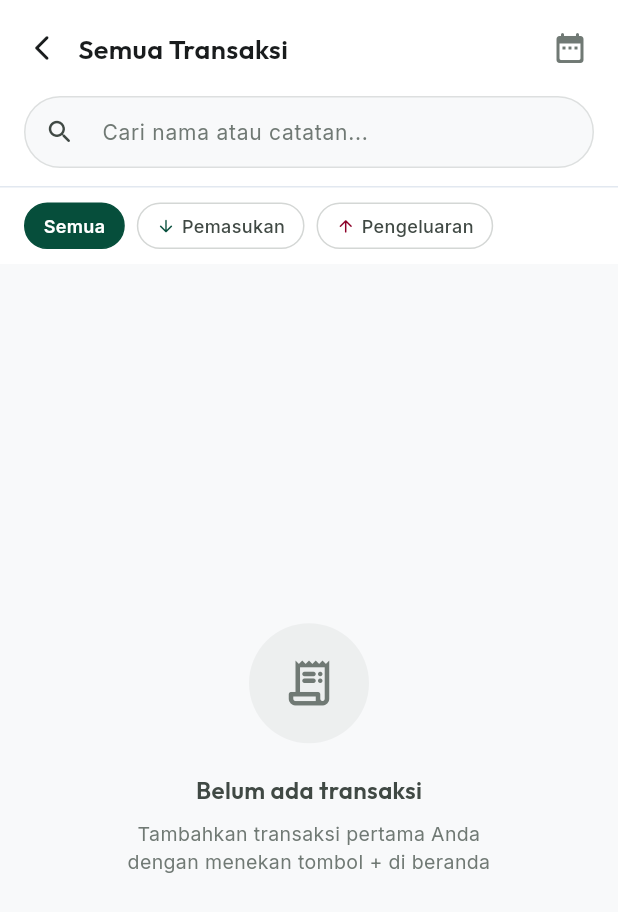
After one commit to assidiqi-git/Mobile-Radar-Saku, a Flutter app: the AllTransactionsScreen screen opened by its route, on a phone screen of 412 x 824 dp. The commit adds this screen. Shown: the top 912 px of the screen. Run offline on Flutter 3.47's test engine with Material 3 defaults, Android fonts, the phone set to English and light mode, and no system bars; our stand-ins replace connectivity_plus, flutter_dotenv, google_fonts, shared_preferences, sqflite; missing offline and left inert: ulid; accounts and stored records are empty.

Commit message:
feat: penambahan screen all transaction

```diff
--- a/lib/core/app_router.dart
+++ b/lib/core/app_router.dart
@@ -7,6 +7,7 @@ import '../screens/auth/register_screen.dart';
 import '../screens/dashboard/dashboard_screen.dart';
 import '../screens/profile/profile_sync_screen.dart';
 import '../screens/transaction/add_transaction_screen.dart';
+import '../screens/transaction/all_transactions_screen.dart';
 import '../screens/transfer/transfer_screen.dart';
 import '../screens/wallet/wallets_screen.dart';
 
@@ -16,6 +17,7 @@ class AppRouter {
   static const String register = '/register';
   static const String dashboard = '/dashboard';
   static const String addTransaction = '/add-transaction';
+  static const String allTransactions = '/all-transactions';
   static const String wallets = '/wallets';
   static const String transfer = '/transfer';
   static const String profile = '/profile';
@@ -34,6 +36,8 @@ class AppRouter {
         return _fadeRoute(const DashboardScreen(), settings);
       case addTransaction:
         return _bottomSlideRoute(const AddTransactionScreen(), settings);
+      case allTransactions:
+        return _slideRoute(const AllTransactionsScreen(), settings);
       case wallets:
         return _slideRoute(const WalletsScreen(), settings);
       case transfer:
--- a/lib/providers/transaction_provider.dart
+++ b/lib/providers/transaction_provider.dart
@@ -1,4 +1,4 @@
-import 'package:flutter/foundation.dart';
+import 'package:flutter/material.dart';
 
 import '../core/constants/app_constants.dart';
 import '../core/utils/ulid_generator.dart';
@@ -25,8 +25,7 @@ class TransactionProvider extends ChangeNotifier {
   bool get isLoading => _isLoading;
   String? get errorMessage => _errorMessage;
 
-  List<TransactionModel> get recentTransactions =>
-      transactions.take(20).toList();
+  List<TransactionModel> get recentTransactions => transactions.take(5).toList();
 
   void updateAuth(AuthProvider auth) {
     if (auth.isAuthenticated) {
@@ -46,6 +45,7 @@ class TransactionProvider extends ChangeNotifier {
       loadTransactionTypes(),
     ]);
   }
+
 
   Future<void> loadTransactions() async {
     _isLoading = true;
@@ -240,4 +240,49 @@ class TransactionProvider extends ChangeNotifier {
         .where((c) => c.transactionType?.action == action)
         .toList();
   }
+
+  /// Filter transactions in-memory from already-loaded SQLite data.
+  /// All parameters are optional — passing null means "no filter for this field".
+  List<TransactionModel> filterTransactions({
+    String? searchText,
+    String? walletId,
+    String? categoryAction,
+    DateTime? startDate,
+    DateTime? endDate,
+  }) {
+    return transactions.where((t) {
+      // 1. Search filter (name or note), case-insensitive
+      if (searchText != null && searchText.isNotEmpty) {
+        final q = searchText.toLowerCase();
+        final nameMatch = t.name.toLowerCase().contains(q);
+        final noteMatch = t.note?.toLowerCase().contains(q) ?? false;
+        if (!nameMatch && !noteMatch) return false;
+      }
+
+      // 2. Wallet filter
+      if (walletId != null && walletId.isNotEmpty) {
+        if (t.walletId != walletId) return false;
+      }
+
+      // 3. Category action filter (addition | deduction | neutral)
+      if (categoryAction != null && categoryAction.isNotEmpty) {
+        final action = t.transactionCategory?.transactionType?.action;
+        if (action != categoryAction) return false;
+      }
+
+      // 4. Date range filter
+      if (startDate != null || endDate != null) {
+        final txDate = DateTime.tryParse(t.createdAt ?? '');
+        if (txDate == null) return false;
+        if (startDate != null && txDate.isBefore(startDate)) return false;
+        if (endDate != null) {
+          // Include the full end day
+          final endOfDay = DateTime(endDate.year, endDate.month, endDate.day, 23, 59, 59);
+          if (txDate.isAfter(endOfDay)) return false;
+        }
+      }
+
+      return true;
+    }).toList();
+  }
 }
--- /dev/null
+++ b/lib/screens/transaction/all_transactions_screen.dart
@@ -0,0 +1,564 @@
+import 'package:flutter/material.dart';
+import 'package:google_fonts/google_fonts.dart';
+import 'package:provider/provider.dart';
+
+import '../../core/constants/app_constants.dart';
+import '../../core/theme/app_theme.dart';
+import '../../core/utils/formatters.dart';
+import '../../models/transaction.dart';
+import '../../providers/transaction_provider.dart';
+import '../../providers/wallet_provider.dart';
+
+class AllTransactionsScreen extends StatefulWidget {
+  const AllTransactionsScreen({super.key});
+
+  @override
+  State<AllTransactionsScreen> createState() => _AllTransactionsScreenState();
+}
+
+class _AllTransactionsScreenState extends State<AllTransactionsScreen> {
+  final _searchController = TextEditingController();
+
+  String _searchText = '';
+  String? _selectedAction; // null = semua, 'addition', 'deduction', 'neutral'
+  String? _selectedWalletId;
+  DateTimeRange? _dateRange;
+
+  @override
+  void dispose() {
+    _searchController.dispose();
+    super.dispose();
+  }
+
+  Future<void> _pickDateRange() async {
+    final picked = await showDateRangePicker(
+      context: context,
+      firstDate: DateTime(2020),
+      lastDate: DateTime.now().add(const Duration(days: 1)),
+      initialDateRange: _dateRange,
+      builder: (ctx, child) => Theme(
+        data: Theme.of(ctx).copyWith(
+          colorScheme: Theme.of(ctx).colorScheme.copyWith(
+                primary: AppTheme.primary,
+              ),
+        ),
+        child: child!,
+      ),
+    );
+    if (picked != null) setState(() => _dateRange = picked);
+  }
+
+  void _clearDateRange() => setState(() => _dateRange = null);
+
+  @override
+  Widget build(BuildContext context) {
+    return Scaffold(
+      backgroundColor: AppTheme.surface,
+      body: SafeArea(
+        child: Column(
+          children: [
+            _buildAppBar(),
+            _buildSearchBar(),
+            _buildFilterChips(),
+            if (_dateRange != null) _buildDateRangeBadge(),
+            Expanded(child: _buildTransactionList()),
+          ],
+        ),
+      ),
+    );
+  }
+
+  // ── App Bar ────────────────────────────────────────────────────────────────
+
+  Widget _buildAppBar() {
+    return Container(
+      color: AppTheme.surfaceContainerLowest,
+      padding: const EdgeInsets.fromLTRB(4, 8, 8, 8),
+      child: Row(
+        children: [
+          IconButton(
+            icon: const Icon(Icons.arrow_back_ios_new_rounded, size: 20),
+            onPressed: () => Navigator.pop(context),
+            color: AppTheme.onSurface,
+          ),
+          Expanded(
+            child: Text(
+              'Semua Transaksi',
+              style: GoogleFonts.outfit(
+                fontSize: 18,
+                fontWeight: FontWeight.w600,
+                color: AppTheme.onSurface,
+              ),
+            ),
+          ),
+          // Date range picker button
+          Stack(
+            children: [
+              IconButton(
+                icon: Icon(
+                  Icons.date_range_rounded,
+                  color: _dateRange != null ? AppTheme.primary : AppTheme.outline,
+                ),
+                onPressed: _pickDateRange,
+                tooltip: 'Pilih rentang tanggal',
+              ),
+              if (_dateRange != null)
+                Positioned(
+                  right: 8,
+                  top: 8,
+                  child: Container(
+                    width: 8,
+                    height: 8,
+                    decoration: const BoxDecoration(
+                      color: AppTheme.primary,
+                      shape: BoxShape.circle,
+                    ),
+                  ),
+                ),
+            ],
+          ),
+        ],
+      ),
+    );
+  }
+
+  // ── Search Bar ─────────────────────────────────────────────────────────────
+
+  Widget _buildSearchBar() {
+    return Container(
+      color: AppTheme.surfaceContainerLowest,
+      padding: const EdgeInsets.fromLTRB(16, 0, 16, 12),
+      child: TextField(
+        controller: _searchController,
+        onChanged: (v) => setState(() => _searchText = v),
+        decoration: InputDecoration(
+          hintText: 'Cari nama atau catatan...',
+          hintStyle: GoogleFonts.inter(
+            fontSize: 14,
+            color: AppTheme.outline,
+          ),
+          prefixIcon: const Icon(Icons.search_rounded, size: 20),
+          suffixIcon: _searchText.isNotEmpty
+              ? IconButton(
+                  icon: const Icon(Icons.close_rounded, size: 18),
+                  onPressed: () {
+                    _searchController.clear();
+                    setState(() => _searchText = '');
+                  },
+                )
+              : null,
+          filled: true,
+          fillColor: AppTheme.surface,
+          border: OutlineInputBorder(
+            borderRadius: BorderRadius.circular(28),
+            borderSide: BorderSide(color: AppTheme.outline.withOpacity(0.3)),
+          ),
+          enabledBorder: OutlineInputBorder(
+            borderRadius: BorderRadius.circular(28),
+            borderSide: BorderSide(color: AppTheme.outline.withOpacity(0.2)),
+          ),
+          focusedBorder: OutlineInputBorder(
+            borderRadius: BorderRadius.circular(28),
+            borderSide: const BorderSide(color: AppTheme.primary, width: 1.5),
+          ),
+          contentPadding:
+              const EdgeInsets.symmetric(horizontal: 16, vertical: 10),
+          isDense: true,
+        ),
+        style: GoogleFonts.inter(fontSize: 14, color: AppTheme.onSurface),
+      ),
+    );
+  }
+
+  // ── Filter Chips ───────────────────────────────────────────────────────────
+
+  Widget _buildFilterChips() {
+    final wallets = context.watch<WalletProvider>().wallets;
+
+    return Container(
+      color: AppTheme.surfaceContainerLowest,
+      child: Column(
+        crossAxisAlignment: CrossAxisAlignment.start,
+        children: [
+          const Divider(height: 1, thickness: 1, color: Color(0xFFE2E8F0)),
+          SingleChildScrollView(
+            scrollDirection: Axis.horizontal,
+            padding: const EdgeInsets.symmetric(horizontal: 16, vertical: 10),
+            child: Row(
+              children: [
+                // Action filters
+                _ActionChip(
+                  label: 'Semua',
+                  isSelected: _selectedAction == null,
+                  onTap: () => setState(() => _selectedAction = null),
+                ),
+                const SizedBox(width: 8),
+                _ActionChip(
+                  label: 'Pemasukan',
+                  icon: Icons.arrow_downward_rounded,
+                  iconColor: AppTheme.incomeColor,
+                  isSelected: _selectedAction == AppConstants.actionAddition,
+                  onTap: () => setState(() => _selectedAction =
+                      _selectedAction == AppConstants.actionAddition
+                          ? null
+                          : AppConstants.actionAddition),
+                ),
+                const SizedBox(width: 8),
+                _ActionChip(
+                  label: 'Pengeluaran',
+                  icon: Icons.arrow_upward_rounded,
+                  iconColor: AppTheme.expenseColor,
+                  isSelected: _selectedAction == AppConstants.actionDeduction,
+                  onTap: () => setState(() => _selectedAction =
+                      _selectedAction == AppConstants.actionDeduction
+                          ? null
+                          : AppConstants.actionDeduction),
+                ),
+                // Wallet chips
+                if (wallets.isNotEmpty) ...[
+                  const SizedBox(width: 8),
+                  const SizedBox(
+                    height: 28,
+                    child: VerticalDivider(width: 1, color: Color(0xFFE2E8F0)),
+                  ),
+                  const SizedBox(width: 8),
+                  ...wallets.map((w) => Padding(
+                        padding: const EdgeInsets.only(right: 8),
+                        child: _ActionChip(
+                          label: w.name,
+                          icon: Icons.account_balance_wallet_rounded,
+                          isSelected: _selectedWalletId == w.id,
+                          onTap: () => setState(() => _selectedWalletId =
+                              _selectedWalletId == w.id ? null : w.id),
+                        ),
+                      )),
+                ],
+              ],
+            ),
+          ),
+        ],
+      ),
+    );
+  }
+
+  // ── Date Range Badge ───────────────────────────────────────────────────────
+
+  Widget _buildDateRangeBadge() {
+    final start = DateFormatter.displayDate(_dateRange!.start);
+    final end = DateFormatter.displayDate(_dateRange!.end);
+    return Container(
+      width: double.infinity,
+      color: AppTheme.primary.withOpacity(0.06),
+      padding: const EdgeInsets.symmetric(horizontal: 16, vertical: 6),
+      child: Row(
+        children: [
+          Icon(Icons.calendar_today_rounded,
+              size: 13, color: AppTheme.primary),
+          const SizedBox(width: 6),
+          Text(
+            '$start – $end',
+            style: GoogleFonts.inter(
+              fontSize: 12,
+              color: AppTheme.primary,
+              fontWeight: FontWeight.w500,
+            ),
+          ),
+          const Spacer(),
+          GestureDetector(
+            onTap: _clearDateRange,
+            child: Icon(Icons.close_rounded, size: 16, color: AppTheme.primary),
+          ),
+        ],
+      ),
+    );
+  }
+
+  // ── Transaction List ───────────────────────────────────────────────────────
+
+  Widget _buildTransactionList() {
+    return Consumer<TransactionProvider>(
+      builder: (context, txProvider, _) {
+        final filtered = txProvider.filterTransactions(
+          searchText: _searchText.isEmpty ? null : _searchText,
+          walletId: _selectedWalletId,
+          categoryAction: _selectedAction,
+          startDate: _dateRange?.start,
+          endDate: _dateRange?.end,
+        );
+
+        if (txProvider.isLoading) {
+          return const Center(child: CircularProgressIndicator());
+        }
+
+        if (filtered.isEmpty) {
+          return _buildEmptyState();
+        }
+
+        return ListView.builder(
+          padding: const EdgeInsets.fromLTRB(16, 8, 16, 100),
+          itemCount: filtered.length,
+          itemBuilder: (_, i) => _TransactionItem(transaction: filtered[i]),
+        );
+      },
+    );
+  }
+
+  // ── Empty State ────────────────────────────────────────────────────────────
+
+  Widget _buildEmptyState() {
+    final hasFilters = _searchText.isNotEmpty ||
+        _selectedAction != null ||
+        _selectedWalletId != null ||
+        _dateRange != null;
+
+    return Center(
+      child: Padding(
+        padding: const EdgeInsets.symmetric(horizontal: 40),
+        child: Column(
+          mainAxisAlignment: MainAxisAlignment.center,
+          children: [
+            Container(
+              width: 80,
+              height: 80,
+              decoration: BoxDecoration(
+                color: AppTheme.outline.withOpacity(0.08),
+                shape: BoxShape.circle,
+              ),
+              child: Icon(
+                hasFilters
+                    ? Icons.search_off_rounded
+                    : Icons.receipt_long_rounded,
+                size: 36,
+                color: AppTheme.outline,
+              ),
+            ),
+            const SizedBox(height: 20),
+            Text(
+              hasFilters ? 'Tidak ada transaksi' : 'Belum ada transaksi',
+              style: GoogleFonts.outfit(
+                fontSize: 16,
+                fontWeight: FontWeight.w600,
+                color: AppTheme.onSurfaceVariant,
+              ),
+            ),
+            const SizedBox(height: 8),
+            Text(
+              hasFilters
+                  ? 'Coba ubah filter atau rentang tanggal'
+                  : 'Tambahkan transaksi pertama Anda\ndengan menekan tombol + di beranda',
+              textAlign: TextAlign.center,
+              style: GoogleFonts.inter(fontSize: 13, color: AppTheme.outline),
+            ),
+            if (hasFilters) ...[
+              const SizedBox(height: 20),
+              TextButton.icon(
+                onPressed: () => setState(() {
+                  _searchText = '';
+                  _searchController.clear();
+                  _selectedAction = null;
+                  _selectedWalletId = null;
+                  _dateRange = null;
+                }),
+                icon: const Icon(Icons.filter_alt_off_rounded, size: 16),
+                label: const Text('Hapus semua filter'),
+                style: TextButton.styleFrom(
+                  foregroundColor: AppTheme.primary,
+                ),
+              ),
+            ],
+          ],
+        ),
+      ),
+    );
+  }
+}
+
+// ── Filter Chip Component ───────────────────────────────────────────────────
+
+class _ActionChip extends StatelessWidget {
+  final String label;
+  final IconData? icon;
+  final Color? iconColor;
+  final bool isSelected;
+  final VoidCallback onTap;
+
+  const _ActionChip({
+    required this.label,
+    required this.isSelected,
+    required this.onTap,
+    this.icon,
+    this.iconColor,
+  });
+
+  @override
+  Widget build(BuildContext context) {
+    return GestureDetector(
+      onTap: onTap,
+      child: AnimatedContainer(
+        duration: const Duration(milliseconds: 180),
+        padding: const EdgeInsets.symmetric(horizontal: 12, vertical: 6),
+        decoration: BoxDecoration(
+          color: isSelected ? AppTheme.primary : AppTheme.surfaceContainerLowest,
+          borderRadius: BorderRadius.circular(20),
+          border: Border.all(
+            color: isSelected
+                ? AppTheme.primary
+                : AppTheme.outline.withOpacity(0.3),
+          ),
+        ),
+        child: Row(
+          mainAxisSize: MainAxisSize.min,
+          children: [
+            if (icon != null) ...[
+              Icon(
+                icon,
+                size: 13,
+                color: isSelected
+                    ? Colors.white
+                    : (iconColor ?? AppTheme.onSurfaceVariant),
+              ),
+              const SizedBox(width: 4),
+            ],
+            Text(
+              label,
+              style: GoogleFonts.inter(
+                fontSize: 12,
+                fontWeight:
+                    isSelected ? FontWeight.w600 : FontWeight.w500,
+                color: isSelected ? Colors.white : AppTheme.onSurfaceVariant,
+              ),
+            ),
+          ],
+        ),
+      ),
+    );
+  }
+}
+
+// ── Transaction List Item ───────────────────────────────────────────────────
+
+class _TransactionItem extends StatelessWidget {
+  final TransactionModel transaction;
+
+  const _TransactionItem({required this.transaction});
+
+  @override
+  Widget build(BuildContext context) {
+    final action = transaction.transactionCategory?.transactionType?.action;
+    final isIncome = action == AppConstants.actionAddition;
+    final isExpense = action == AppConstants.actionDeduction;
+
+    final Color actionColor = isIncome
+        ? AppTheme.incomeColor
+        : isExpense
+            ? AppTheme.expenseColor
+            : AppTheme.onSurfaceVariant;
+
+    final IconData actionIcon = isIncome
+        ? Icons.arrow_downward_rounded
+        : isExpense
+            ? Icons.arrow_upward_rounded
+            : Icons.swap_horiz_rounded;
+
+    final String prefix = isIncome ? '+' : isExpense ? '-' : '~';
+
+    return Container(
+      margin: const EdgeInsets.symmetric(vertical: 4),
+      padding: const EdgeInsets.all(14),
+      decoration: BoxDecoration(
+        color: AppTheme.surfaceContainerLowest,
+        borderRadius: BorderRadius.circular(12),
+        border: Border.all(color: const Color(0xFFE2E8F0)),
+      ),
+      child: Row(
+        children: [
+          // Icon
+          Container(
+            width: 44,
+            height: 44,
+            decoration: BoxDecoration(
+              color: actionColor.withOpacity(0.1),
+              borderRadius: BorderRadius.circular(12),
+            ),
+            child: Icon(actionIcon, color: actionColor, size: 20),
+          ),
+          const SizedBox(width: 12),
+          // Name + subtitle
+          Expanded(
+            child: Column(
+              crossAxisAlignment: CrossAxisAlignment.start,
+              children: [
+                Text(
+                  transaction.name,
+                  style: GoogleFonts.inter(
+                    fontSize: 14,
+                    fontWeight: FontWeight.w500,
+                    color: AppTheme.onSurface,
+                  ),
+                  maxLines: 1,
+                  overflow: TextOverflow.ellipsis,
+                ),
+                const SizedBox(height: 2),
+                Row(
+                  children: [
+                    if (transaction.transactionCategory != null) ...[
+                      Text(
+                        transaction.transactionCategory!.name,
+                        style: GoogleFonts.inter(
+                          fontSize: 11,
+                          color: AppTheme.outline,
+                        ),
+                      ),
+                      Text(
+                        ' · ${DateFormatter.relativeTime(DateTime.tryParse(transaction.createdAt ?? ''))}',
+                        style: GoogleFonts.inter(
+                          fontSize: 11,
+                          color: AppTheme.outline,
+                        ),
+                      ),
+                    ] else ...[
+                      Text(
+                        DateFormatter.relativeTime(
+                          DateTime.tryParse(transaction.createdAt ?? ''),
+                        ),
+                        style: GoogleFonts.inter(
+                          fontSize: 11,
+                          color: AppTheme.outline,
+                        ),
+                      ),
+                    ],
+                  ],
+                ),
+              ],
+            ),
+          ),
+          const SizedBox(width: 8),
+          // Amount + date
+          Column(
+            crossAxisAlignment: CrossAxisAlignment.end,
+            children: [
+              Text(
+                '$prefix${CurrencyFormatter.format(transaction.amount)}',
+                style: AppTheme.monoStyle(
+                  fontSize: 14,
+                  fontWeight: FontWeight.w600,
+                  color: actionColor,
+                ),
+              ),
+              const SizedBox(height: 2),
+              Text(
+                DateFormatter.displayDate(
+                  DateTime.tryParse(transaction.createdAt ?? ''),
+                ),
+                style: GoogleFonts.inter(
+                  fontSize: 10,
+                  color: AppTheme.outline,
+                ),
+              ),
+            ],
+          ),
+        ],
+      ),
+    );
+  }
+}
```
Also changed, not shown: lib/screens/dashboard/dashboard_screen.dart (+12 -8 lines), 1 other file.
